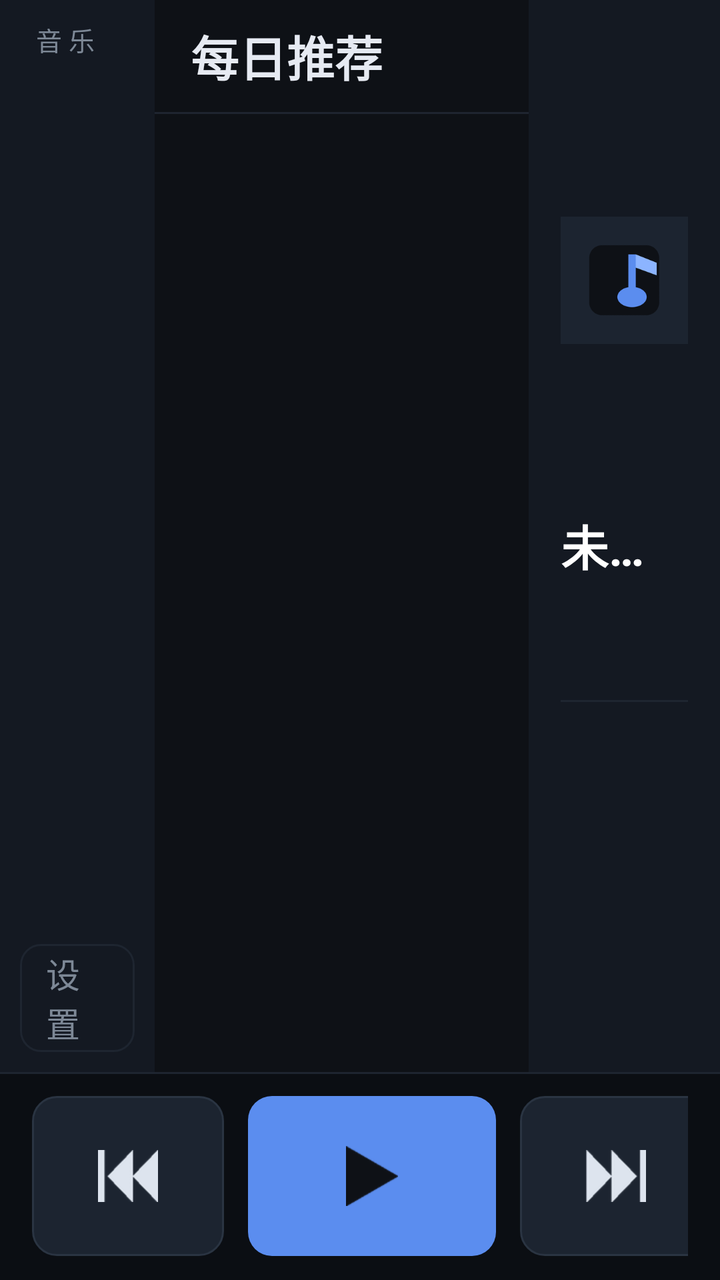
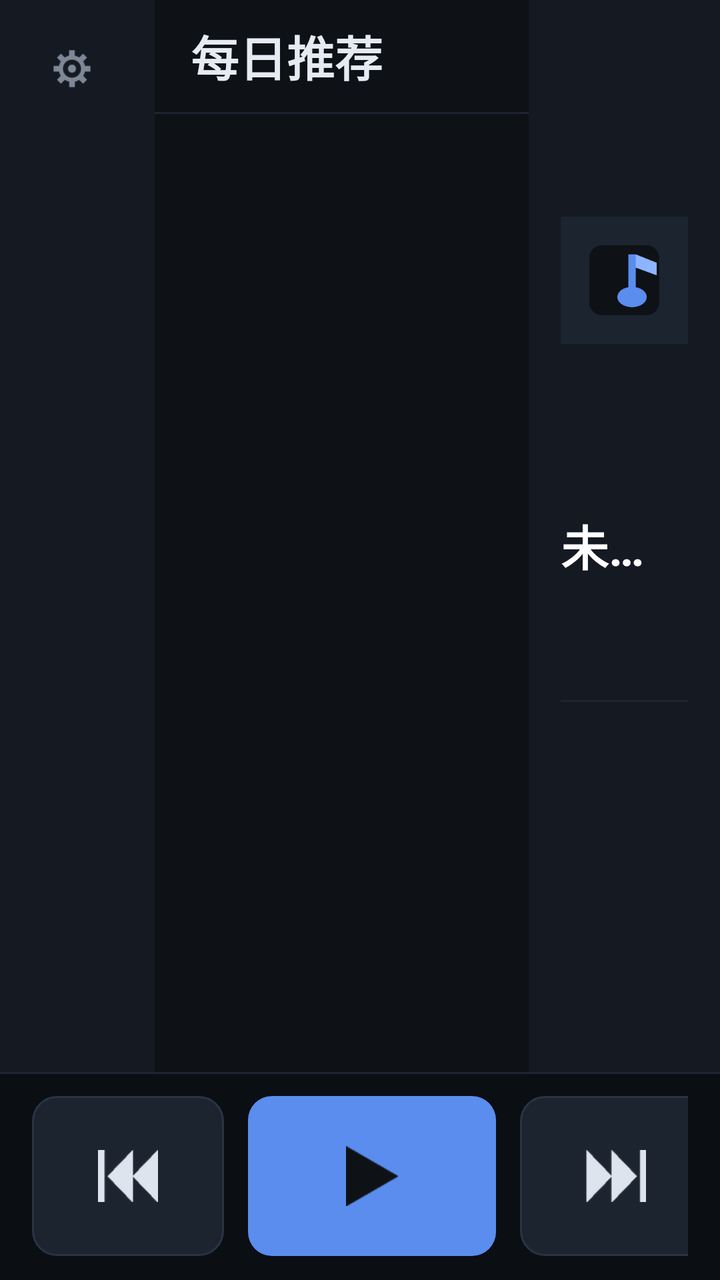

An Android layout rendered at two revisions. The XML below is the earlier revision; the diff shows what the commit changed to produce the second picture.
<!-- AndroidManifest.xml: activity theme android:Theme.NoTitleBar -->
<!-- res/layout/activity_main.xml -->
<?xml version="1.0" encoding="utf-8"?>
<LinearLayout xmlns:android="http://schemas.android.com/apk/res/android"
    android:layout_width="match_parent"
    android:layout_height="match_parent"
    android:orientation="vertical"
    android:background="#0E1116"
    android:fitsSystemWindows="true">

    
    <LinearLayout
        android:layout_width="match_parent"
        android:layout_height="0dp"
        android:layout_weight="1"
        android:orientation="horizontal">

        
        <LinearLayout
            android:layout_width="0dp"
            android:layout_height="match_parent"
            android:layout_weight="220"
            android:orientation="vertical"
            android:background="#141922"
            android:padding="10dp">

            <TextView
                android:layout_width="match_parent"
                android:layout_height="wrap_content"
                android:text="音 乐"
                android:textColor="#7D8896"
                android:textSize="13sp"
                android:paddingLeft="8dp"
                android:paddingRight="8dp"
                android:paddingBottom="10dp" />

            
            <ScrollView
                android:layout_width="match_parent"
                android:layout_height="0dp"
                android:layout_weight="1"
                android:scrollbars="none">

                <LinearLayout
                    android:id="@+id/nav_list"
                    android:layout_width="match_parent"
                    android:layout_height="wrap_content"
                    android:orientation="vertical" />
            </ScrollView>

            <TextView
                android:id="@+id/nav_settings"
                android:layout_width="match_parent"
                android:layout_height="54dp"
                android:background="@drawable/nav_item_normal"
                android:gravity="center_vertical"
                android:paddingLeft="13dp"
                android:paddingRight="13dp"
                android:text="设置"
                android:textColor="#7D8896"
                android:textSize="17sp" />
        </LinearLayout>

        
        <LinearLayout
            android:layout_width="0dp"
            android:layout_height="match_parent"
            android:layout_weight="532"
            android:orientation="vertical"
            android:background="#0E1116">

            
            <LinearLayout
                android:layout_width="match_parent"
                android:layout_height="56dp"
                android:orientation="horizontal"
                android:gravity="center_vertical"
                android:paddingLeft="18dp"
                android:paddingRight="18dp">

                <TextView
                    android:id="@+id/list_title"
                    android:layout_width="wrap_content"
                    android:layout_height="wrap_content"
                    android:maxWidth="320dp"
                    android:maxLines="1"
                    android:ellipsize="end"
                    android:text="每日推荐"
                    android:textColor="#E6EAF2"
                    android:textSize="24sp"
                    android:textStyle="bold" />

                <TextView
                    android:id="@+id/list_info"
                    android:layout_width="0dp"
                    android:layout_height="wrap_content"
                    android:layout_weight="1"
                    android:layout_marginLeft="12dp"
                    android:gravity="right|center_vertical"
                    android:maxLines="1"
                    android:ellipsize="end"
                    android:text=""
                    android:textColor="#7D8896"
                    android:textSize="15sp" />
            </LinearLayout>

            <View
                android:layout_width="match_parent"
                android:layout_height="1dp"
                android:background="#1E2530" />

            
            <FrameLayout
                android:layout_width="match_parent"
                android:layout_height="0dp"
                android:layout_weight="1">

                <ListView
                    android:id="@+id/song_list"
                    android:layout_width="match_parent"
                    android:layout_height="match_parent"
                    android:divider="#1E2530"
                    android:dividerHeight="1dp"
                    android:scrollbarStyle="outsideOverlay" />

                <TextView
                    android:id="@+id/empty_hint"
                    android:layout_width="match_parent"
                    android:layout_height="match_parent"
                    android:gravity="center"
                    android:padding="24dp"
                    android:lineSpacingMultiplier="1.4"
                    android:textColor="#7D8896"
                    android:textSize="17sp"
                    android:visibility="gone" />
            </FrameLayout>
        </LinearLayout>

        
        <LinearLayout
            android:layout_width="0dp"
            android:layout_height="match_parent"
            android:layout_weight="272"
            android:orientation="vertical"
            android:background="#141922"
            android:paddingLeft="16dp"
            android:paddingRight="16dp"
            android:paddingTop="14dp"
            android:paddingBottom="14dp">

            <TextView
                android:id="@+id/tag_info"
                android:layout_width="match_parent"
                android:layout_height="17dp"
                android:gravity="center_vertical"
                android:singleLine="true"
                android:textColor="#7FA9FF"
                android:textSize="13sp" />

            <ImageView
                android:id="@+id/cover"
                android:layout_width="match_parent"
                android:layout_height="206dp"
                android:layout_marginTop="6dp"
                android:layout_marginBottom="12dp"
                android:scaleType="centerInside"
                android:contentDescription="封面"
                android:src="@drawable/cover_placeholder" />

            <TextView
                android:id="@+id/now_title"
                android:layout_width="match_parent"
                android:layout_height="wrap_content"
                android:maxLines="1"
                android:ellipsize="end"
                android:text="未在播放"
                android:textColor="#FFFFFF"
                android:textSize="24sp"
                android:textStyle="bold" />

            <TextView
                android:id="@+id/now_artist"
                android:layout_width="match_parent"
                android:layout_height="wrap_content"
                android:layout_marginTop="6dp"
                android:maxLines="1"
                android:ellipsize="end"
                android:text=""
                android:textColor="#A9B4C4"
                android:textSize="15sp" />

            <TextView
                android:id="@+id/now_album"
                android:layout_width="match_parent"
                android:layout_height="wrap_content"
                android:layout_marginTop="2dp"
                android:maxLines="1"
                android:ellipsize="end"
                android:text=""
                android:textColor="#7D8896"
                android:textSize="13sp" />

            <View
                android:layout_width="match_parent"
                android:layout_height="1dp"
                android:layout_marginTop="14dp"
                android:background="#1E2530" />

            
            <ScrollView
                android:id="@+id/lyric_scroll"
                android:layout_width="match_parent"
                android:layout_height="0dp"
                android:layout_weight="1"
                android:paddingTop="12dp"
                android:scrollbars="none">

                <TextView
                    android:id="@+id/lyric_view"
                    android:layout_width="match_parent"
                    android:layout_height="wrap_content"
                    android:lineSpacingMultiplier="1.55"
                    android:text=""
                    android:textColor="#7D8896"
                    android:textSize="16sp" />
            </ScrollView>
        </LinearLayout>
    </LinearLayout>

    
    <LinearLayout
        android:layout_width="match_parent"
        android:layout_height="104dp"
        android:orientation="horizontal"
        android:gravity="center_vertical"
        android:background="@drawable/bar_bg"
        android:paddingLeft="16dp"
        android:paddingRight="16dp">

        <ImageView
            android:id="@+id/btn_prev"
            android:layout_width="96dp"
            android:layout_height="80dp"
            android:layout_marginRight="12dp"
            android:background="@drawable/btn_dark"
            android:src="@drawable/ic_prev"
            android:scaleType="center"
            android:contentDescription="上一首" />

        <ImageView
            android:id="@+id/btn_play"
            android:layout_width="124dp"
            android:layout_height="80dp"
            android:layout_marginRight="12dp"
            android:background="@drawable/btn_primary"
            android:src="@drawable/ic_play"
            android:scaleType="center"
            android:contentDescription="播放/暂停" />

        <ImageView
            android:id="@+id/btn_next"
            android:layout_width="96dp"
            android:layout_height="80dp"
            android:layout_marginRight="12dp"
            android:background="@drawable/btn_dark"
            android:src="@drawable/ic_next"
            android:scaleType="center"
            android:contentDescription="下一首" />

        <TextView
            android:id="@+id/btn_like"
            android:layout_width="80dp"
            android:layout_height="80dp"
            android:background="@drawable/heart_off"
            android:gravity="center"
            android:text="♥"
            android:textColor="#3A4554"
            android:textSize="30sp" />

        
        <LinearLayout
            android:layout_width="0dp"
            android:layout_height="match_parent"
            android:layout_weight="1"
            android:orientation="horizontal"
            android:gravity="center_vertical"
            android:paddingLeft="20dp"
            android:paddingRight="4dp">

            <TextView
                android:id="@+id/time_position"
                android:layout_width="48dp"
                android:layout_height="wrap_content"
                android:gravity="left|center_vertical"
                android:singleLine="true"
                android:text="00:00"
                android:textColor="#7D8896"
                android:textSize="15sp" />

            <SeekBar
                android:id="@+id/seek"
                android:layout_width="0dp"
                android:layout_height="32dp"
                android:layout_weight="1"
                android:layout_marginLeft="12dp"
                android:layout_marginRight="12dp"
                android:max="1000"
                android:paddingTop="12dp"
                android:paddingBottom="12dp"
                android:progressDrawable="@drawable/seek_progress"
                android:thumb="@drawable/seek_thumb" />

            <TextView
                android:id="@+id/time_duration"
                android:layout_width="48dp"
                android:layout_height="wrap_content"
                android:gravity="right|center_vertical"
                android:singleLine="true"
                android:text="00:00"
                android:textColor="#7D8896"
                android:textSize="15sp" />
        </LinearLayout>
    </LinearLayout>
</LinearLayout>
<!-- resources referenced by this layout -->
<resources>
  <!-- drawable bar_bg (drawable) -->
  <?xml version="1.0" encoding="utf-8"?>
  <layer-list xmlns:android="http://schemas.android.com/apk/res/android">
      <item>
          <shape android:shape="rectangle">
              <solid android:color="#0B0E13" />
          </shape>
      </item>
      <item android:bottom="103dp">
          <shape android:shape="rectangle">
              <solid android:color="#1E2530" />
          </shape>
      </item>
  </layer-list>
  <!-- drawable btn_dark (drawable) -->
  <?xml version="1.0" encoding="utf-8"?>
  <shape xmlns:android="http://schemas.android.com/apk/res/android"
      android:shape="rectangle">
      <solid android:color="#1C2430" />
      <corners android:radius="12dp" />
      <stroke android:width="1dp" android:color="#2A3442" />
  </shape>
  <!-- drawable btn_primary (drawable) -->
  <?xml version="1.0" encoding="utf-8"?>
  <shape xmlns:android="http://schemas.android.com/apk/res/android"
      android:shape="rectangle">
      <solid android:color="#5B8DEF" />
      <corners android:radius="12dp" />
  </shape>
  <!-- drawable cover_placeholder: png bitmap (drawable, 6109 bytes) -->
  <!-- drawable heart_off (drawable) -->
  <?xml version="1.0" encoding="utf-8"?>
  <shape xmlns:android="http://schemas.android.com/apk/res/android"
      android:shape="rectangle">
      <solid android:color="#1C2430" />
      <corners android:radius="12dp" />
      <stroke android:width="1dp" android:color="#2A3442" />
  </shape>
  <!-- drawable ic_next: png bitmap (drawable-hdpi, 1654 bytes) -->
  <!-- drawable ic_play: png bitmap (drawable-hdpi, 1088 bytes) -->
  <!-- drawable ic_prev: png bitmap (drawable-hdpi, 1637 bytes) -->
  <!-- drawable nav_item_normal (drawable) -->
  <?xml version="1.0" encoding="utf-8"?>
  <shape xmlns:android="http://schemas.android.com/apk/res/android"
      android:shape="rectangle">
      <solid android:color="#00000000" />
      <corners android:radius="10dp" />
      <stroke android:width="1dp" android:color="#1E2530" />
  </shape>
  <!-- drawable seek_progress (drawable) -->
  <?xml version="1.0" encoding="utf-8"?>
  <layer-list xmlns:android="http://schemas.android.com/apk/res/android">
      <item android:id="@android:id/background">
          <shape android:shape="rectangle">
              <solid android:color="#2A3442" />
              <corners android:radius="4dp" />
          </shape>
      </item>
      <item android:id="@android:id/secondaryProgress">
          <clip>
              <shape android:shape="rectangle">
                  <solid android:color="#2A3442" />
                  <corners android:radius="4dp" />
              </shape>
          </clip>
      </item>
      <item android:id="@android:id/progress">
          <clip>
              <shape android:shape="rectangle">
                  <solid android:color="#5B8DEF" />
                  <corners android:radius="4dp" />
              </shape>
          </clip>
      </item>
  </layer-list>
  <!-- drawable seek_thumb (drawable) -->
  <?xml version="1.0" encoding="utf-8"?>
  <shape xmlns:android="http://schemas.android.com/apk/res/android"
      android:shape="oval">
      <solid android:color="#5B8DEF" />
      <size android:width="20dp" android:height="20dp" />
  </shape>
</resources>

<!-- the commit's change to res/layout/activity_main.xml (unified diff, before → after) -->
@@ -14,23 +14,56 @@
         android:orientation="horizontal">
 
         
+        
         <LinearLayout
+            android:id="@+id/nav_col"
             android:layout_width="0dp"
             android:layout_height="match_parent"
             android:layout_weight="220"
             android:orientation="vertical"
             android:background="#141922"
-            android:padding="10dp">
-
-            <TextView
-                android:layout_width="match_parent"
-                android:layout_height="wrap_content"
-                android:text="音 乐"
-                android:textColor="#7D8896"
-                android:textSize="13sp"
+            android:padding="8dp">
+
+            
+            <LinearLayout
+                android:layout_width="match_parent"
+                android:layout_height="wrap_content"
+                android:orientation="horizontal"
+                android:gravity="center_vertical"
                 android:paddingLeft="8dp"
-                android:paddingRight="8dp"
-                android:paddingBottom="10dp" />
+                android:paddingRight="0dp"
+                android:paddingBottom="2dp">
+
+                <TextView
+                    android:id="@+id/nav_head_title"
+                    android:layout_width="0dp"
+                    android:layout_height="wrap_content"
+                    android:layout_weight="1"
+                    android:text="音 乐"
+                    android:textColor="#7D8896"
+                    android:textSize="13sp" />
+
+                
+                <ImageView
+                    android:id="@+id/nav_gear"
+                    android:layout_width="40dp"
+                    android:layout_height="26dp"
+                    android:padding="3dp"
+                    android:scaleType="fitCenter"
+                    android:src="@drawable/ic_gear"
+                    android:contentDescription="设置" />
+
+                
+                <TextView
+                    android:id="@+id/nav_collapse"
+                    android:layout_width="40dp"
+                    android:layout_height="26dp"
+                    android:gravity="center"
+                    android:text="&#8249;"
+                    android:textColor="#7D8896"
+                    android:textSize="22sp"
+                    android:background="@android:color/transparent" />
+            </LinearLayout>
 
             
             <ScrollView
@@ -46,21 +79,11 @@
                     android:orientation="vertical" />
             </ScrollView>
 
-            <TextView
-                android:id="@+id/nav_settings"
-                android:layout_width="match_parent"
-                android:layout_height="54dp"
-                android:background="@drawable/nav_item_normal"
-                android:gravity="center_vertical"
-                android:paddingLeft="13dp"
-                android:paddingRight="13dp"
-                android:text="设置"
-                android:textColor="#7D8896"
-                android:textSize="17sp" />
         </LinearLayout>
 
         
         <LinearLayout
+            android:id="@+id/list_col"
             android:layout_width="0dp"
             android:layout_height="match_parent"
             android:layout_weight="532"
@@ -136,6 +159,7 @@
 
         
         <LinearLayout
+            android:id="@+id/player_col"
             android:layout_width="0dp"
             android:layout_height="match_parent"
             android:layout_weight="272"
@@ -303,8 +327,10 @@
                 android:layout_marginLeft="12dp"
                 android:layout_marginRight="12dp"
                 android:max="1000"
-                android:paddingTop="12dp"
-                android:paddingBottom="12dp"
+                android:paddingTop="8dp"
+                android:paddingBottom="8dp"
+                android:paddingLeft="8dp"
+                android:paddingRight="8dp"
                 android:progressDrawable="@drawable/seek_progress"
                 android:thumb="@drawable/seek_thumb" />
 
<!-- resource entries referenced after the edit -->
@@ -38,39 +38,32 @@
       <corners android:radius="12dp" />
       <stroke android:width="1dp" android:color="#2A3442" />
   </shape>
+  <!-- drawable ic_gear: png bitmap (drawable-hdpi, 2674 bytes) -->
   <!-- drawable ic_next: png bitmap (drawable-hdpi, 1654 bytes) -->
   <!-- drawable ic_play: png bitmap (drawable-hdpi, 1088 bytes) -->
   <!-- drawable ic_prev: png bitmap (drawable-hdpi, 1637 bytes) -->
-  <!-- drawable nav_item_normal (drawable) -->
-  <?xml version="1.0" encoding="utf-8"?>
-  <shape xmlns:android="http://schemas.android.com/apk/res/android"
-      android:shape="rectangle">
-      <solid android:color="#00000000" />
-      <corners android:radius="10dp" />
-      <stroke android:width="1dp" android:color="#1E2530" />
-  </shape>
   <!-- drawable seek_progress (drawable) -->
   <?xml version="1.0" encoding="utf-8"?>
   <layer-list xmlns:android="http://schemas.android.com/apk/res/android">
       <item android:id="@android:id/background">
           <shape android:shape="rectangle">
-              <solid android:color="#2A3442" />
-              <corners android:radius="4dp" />
+              <solid android:color="#3A4658" />
+              <corners android:radius="6dp" />
           </shape>
       </item>
       <item android:id="@android:id/secondaryProgress">
           <clip>
               <shape android:shape="rectangle">
-                  <solid android:color="#2A3442" />
-                  <corners android:radius="4dp" />
+                  <solid android:color="#3A4658" />
+                  <corners android:radius="6dp" />
               </shape>
           </clip>
       </item>
       <item android:id="@android:id/progress">
           <clip>
               <shape android:shape="rectangle">
-                  <solid android:color="#5B8DEF" />
-                  <corners android:radius="4dp" />
+                  <solid android:color="#7FA8FF" />
+                  <corners android:radius="6dp" />
               </shape>
           </clip>
       </item>
@@ -79,8 +72,9 @@
   <?xml version="1.0" encoding="utf-8"?>
   <shape xmlns:android="http://schemas.android.com/apk/res/android"
       android:shape="oval">
-      <solid android:color="#5B8DEF" />
-      <size android:width="20dp" android:height="20dp" />
+      <solid android:color="#FFFFFF" />
+      <stroke android:width="3dp" android:color="#7FA8FF" />
+      <size android:width="16dp" android:height="16dp" />
   </shape>
 </resources>
 
